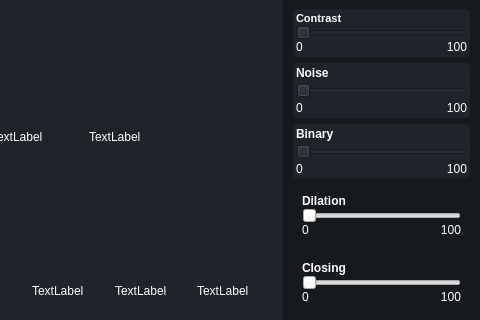
Qt form glasCylinders_v2.ui (kuznetsona/gasCylinders) before a commit; both pictures show x 448 to 928 and y 0 to 320 of the 928 by 460 pixel window.
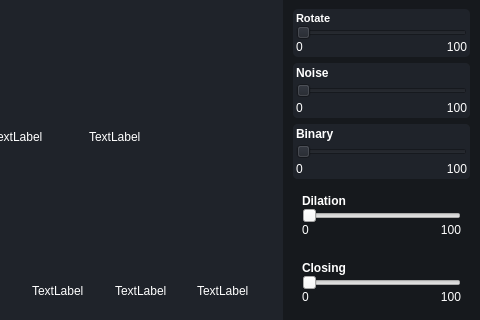
The same form after that commit. Icons and pictures are not drawn.

Diff of the .ui file:
```diff
--- a/glasCylinders_v2.ui
+++ b/glasCylinders_v2.ui
@@ -1420,7 +1420,7 @@
                 </font>
                </property>
                <property name="text">
-                <string>Сontrast</string>
+                <string>Rotate</string>
                </property>
               </widget>
              </item>
```
Left out of the diff: 2 changed lines with no effect on the pictures.
